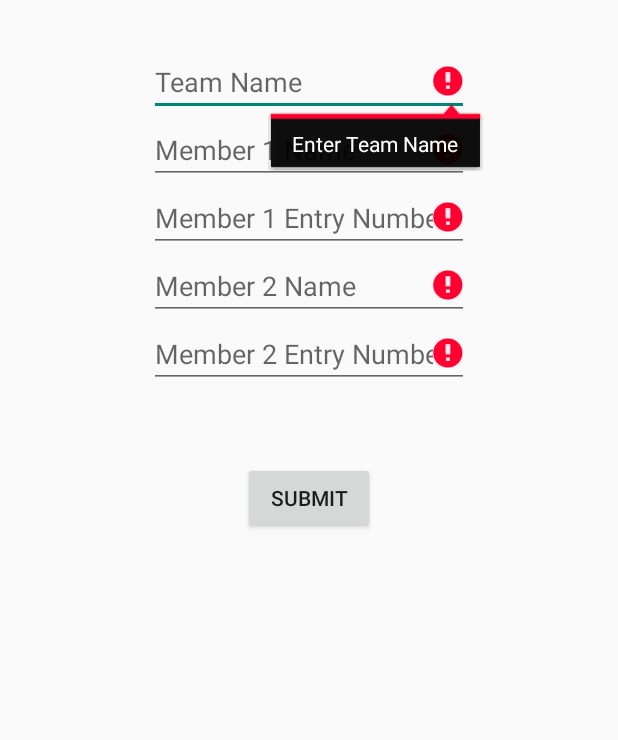
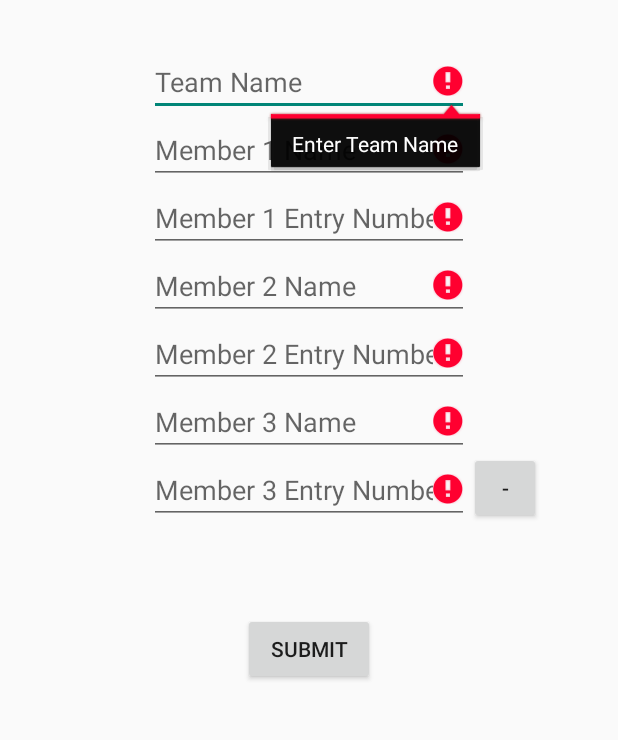
Before and after one commit to SourKream/RegistrationApp, an Android app: the TwoMemberedTeamActivity screen opened directly, with no data from a screen before it, after a tap on "SUBMIT", on a phone screen of 412 x 824 dp, the part 125-865 px from its top. Run offline under Robolectric (Android 15) with nearby library versions, the phone set to English and light mode, and no system bars; 2 statements that could not run were skipped; 1 other tap on this screen came first.

Commit message:
3rd member option added to 2 membered activity, A lot of code modularity, some minor changes

```diff
--- a/RegApp/app/src/main/java/io/github/suragnair/regapp/TwoMemberedTeamActivity.java
+++ b/RegApp/app/src/main/java/io/github/suragnair/regapp/TwoMemberedTeamActivity.java
@@ -1,23 +1,15 @@
 package io.github.suragnair.regapp;
 
-import android.content.Context;
-import android.content.Intent;
-import android.graphics.drawable.AnimationDrawable;
-import android.service.wallpaper.WallpaperService;
 import android.support.v7.app.AppCompatActivity;
 import android.os.Bundle;
 import android.text.Editable;
 import android.text.TextWatcher;
-import android.view.Menu;
 import android.view.View;
-import android.view.inputmethod.EditorInfo;
 import android.widget.AdapterView;
 import android.widget.ArrayAdapter;
 import android.widget.Button;
 import android.widget.EditText;
-import android.widget.ImageView;
 import android.widget.ListView;
-import android.widget.TextView;
 import android.widget.Toast;
 
 import com.android.volley.Request;
@@ -28,10 +20,8 @@ import com.android.volley.toolbox.StringRequest;
 import com.android.volley.toolbox.Volley;
 
 import java.io.BufferedReader;
-import java.io.FileReader;
 import java.io.IOException;
 import java.io.InputStreamReader;
-import java.lang.reflect.Array;
 import java.util.ArrayList;
 import java.util.HashMap;
 import java.util.HashSet;
@@ -59,16 +49,19 @@ public class TwoMemberedTeamActivity extends AppCompatActivity {
     private EditText entry1Field;
     private EditText name2Field;
     private EditText entry2Field;
+    private EditText name3Field;
+    private EditText entry3Field;
 
-    private ListView name1SuggestionsListView;
-    private ListView name2SuggestionsListView;
-    private ArrayAdapter name1SuggestionsListAdapter;
-    private ArrayAdapter name2SuggestionsListAdapter;
     private List<String> name1SuggestionsList = new ArrayList<String>();
     private List<String> name2SuggestionsList = new ArrayList<String>();
+    private List<String> name3SuggestionsList = new ArrayList<String>();
 
     private List<String> StudentNameList = new ArrayList<String>();
     private List<String> StudentEntrynoList = new ArrayList<String>();
+
+    private Button addMemberButton;
+    private Button removeMemberButton;
+    private int noOfMembers = 2;
 
     @Override
     protected void onCreate(Bundle savedInstanceState) {
@@ -81,110 +74,30 @@ public class TwoMemberedTeamActivity extends AppCompatActivity {
         entry1Field = (EditText) findViewById(R.id.entry1Field);
         name2Field = (EditText) findViewById(R.id.name2Field);
         entry2Field = (EditText) findViewById(R.id.entry2Field);
+        name3Field = (EditText) findViewById(R.id.name3Field);
+        entry3Field = (EditText) findViewById(R.id.entry3Field);
+
+        //Linking Buttons
+        addMemberButton = (Button) findViewById(R.id.addThirdMemberButton);
+        removeMemberButton = (Button) findViewById(R.id.removeThirdMemberButton);
+
+        //Initialising ListViews
+        ListView name1SuggestionsListView = (ListView) findViewById(R.id.name1SuggestionsList);
+        ListView name2SuggestionsListView = (ListView) findViewById(R.id.name2SuggestionsList);
+        ListView name3SuggestionsListView = (ListView) findViewById(R.id.name3SuggestionsList);
+
+        //Initialising Array Adapters
+        ArrayAdapter name1SuggestionsListAdapter = new ArrayAdapter(this, R.layout.activity_listview, name1SuggestionsList);
+        ArrayAdapter name2SuggestionsListAdapter = new ArrayAdapter(this, R.layout.activity_listview, name2SuggestionsList);
+        ArrayAdapter name3SuggestionsListAdapter = new ArrayAdapter(this, R.layout.activity_listview, name3SuggestionsList);
+
+        // Set Listeners to EditTexts and ListViews
+        initialiseNameSuggestionsList(name1Field, entry1Field, name1SuggestionsListView, name1SuggestionsList, name1SuggestionsListAdapter);
+        initialiseNameSuggestionsList(name2Field, entry2Field, name2SuggestionsListView, name2SuggestionsList, name2SuggestionsListAdapter);
+        initialiseNameSuggestionsList(name3Field, entry3Field, name3SuggestionsListView, name3SuggestionsList, name3SuggestionsListAdapter);
 
         //Initialising Request Queue
         requestQueue = Volley.newRequestQueue(this);
-
-        //Setting live background
-//        ImageView ivLoader = (ImageView) findViewById(R.id.IVloadinganimation);
-//        ivLoader.setBackgroundResource(R.layout.live_bg);
-
-//        AnimationDrawable frameAnimation = (AnimationDrawable) ivLoader.getBackground();
-//        frameAnimation.start();
-
-        //Initialising List View
-        name1SuggestionsListAdapter = new ArrayAdapter(this, R.layout.activity_listview, name1SuggestionsList);
-        name1SuggestionsListView = (ListView) findViewById(R.id.name1SuggestionsList);
-        name1SuggestionsListView.setAdapter(name1SuggestionsListAdapter);
-        name2SuggestionsListAdapter = new ArrayAdapter(this, R.layout.activity_listview, name2SuggestionsList);
-        name2SuggestionsListView = (ListView) findViewById(R.id.name2SuggestionsList);
-        name2SuggestionsListView.setAdapter(name2SuggestionsListAdapter);
-
-        //EditText On Focus Listener
-        name1Field.setOnFocusChangeListener(new View.OnFocusChangeListener() {
-            @Override
-            public void onFocusChange(View v, boolean hasFocus) {
-                if (hasFocus) {
-                    name1SuggestionsListView.setVisibility(ListView.VISIBLE);
-                } else {
-                    name1SuggestionsListView.setVisibility(ListView.GONE);
-                }
-            }
-        });
-        name2Field.setOnFocusChangeListener(new View.OnFocusChangeListener() {
-            @Override
-            public void onFocusChange(View v, boolean hasFocus) {
-                if (hasFocus) {
-                    name2SuggestionsListView.setVisibility(ListView.VISIBLE);
-                } else {
-                    name2SuggestionsListView.setVisibility(ListView.GONE);
-                }
-            }
-        });
-
-        //TextChange Listener for Name Fields
-        name1Field.addTextChangedListener(new TextWatcher() {
-            @Override
-            public void beforeTextChanged(CharSequence s, int start, int count, int after) {
-
-            }
-
-            @Override
-            public void onTextChanged(CharSequence s, int start, int before, int count) {
-                name1SuggestionsList.clear();
-                if(s.length()>2) {
-                    name1SuggestionsList.addAll(suggestStudents(s.toString()));
-                    while (name1SuggestionsList.size() > 3)
-                        name1SuggestionsList.remove(name1SuggestionsList.size() - 1);
-                }
-                name1SuggestionsListAdapter.notifyDataSetChanged();
-            }
-
-            @Override
-            public void afterTextChanged(Editable s) {
-
-            }
-        });
-        name2Field.addTextChangedListener(new TextWatcher() {
-            @Override
-            public void beforeTextChanged(CharSequence s, int start, int count, int after) {
-
-            }
-
-            @Override
-            public void onTextChanged(CharSequence s, int start, int before, int count) {
-                name2SuggestionsList.clear();
-                if (s.length() > 2) {
-                    name2SuggestionsList.addAll(suggestStudents(s.toString()));
-                    while (name2SuggestionsList.size() > 3)
-                        name2SuggestionsList.remove(name2SuggestionsList.size() - 1);
-                }
-                name2SuggestionsListAdapter.notifyDataSetChanged();
-            }
-
-            @Override
-            public void afterTextChanged(Editable s) {
-
-            }
-        });
-
-        //OnClick Listener for ListViews
-        name1SuggestionsListView.setOnItemClickListener(new AdapterView.OnItemClickListener() {
-            @Override
-            public void onItemClick(AdapterView<?> parent, View view, int position, long id) {
-                name1Field.clearFocus();
-                entry1Field.setText(StudentEntrynoList.get(StudentNameList.indexOf(name1SuggestionsList.get(position))));
-                name1Field.setText(name1SuggestionsList.get(position));
-            }
-        });
-        name2SuggestionsListView.setOnItemClickListener(new AdapterView.OnItemClickListener() {
-            @Override
-            public void onItemClick(AdapterView<?> parent, View view, int position, long id) {
-                name2Field.clearFocus();
-                entry2Field.setText(StudentEntrynoList.get(StudentNameList.indexOf(name2SuggestionsList.get(position))));
-                name2Field.setText(name2SuggestionsList.get(position));
-            }
-        });
 
         //Load EntryNO Database
         loadEntryNoDataFromTextFile();
@@ -198,6 +111,8 @@ public class TwoMemberedTeamActivity extends AppCompatActivity {
         final String entry1 = entry1Field.getText().toString();
         final String name2 = name2Field.getText().toString();
         final String entry2 = entry2Field.getText().toString();
+        final String name3 = name3Field.getText().toString();
+        final String entry3 = entry3Field.getText().toString();
 
         boolean ERROR_FLAG = false;
 
@@ -227,6 +142,20 @@ public class TwoMemberedTeamActivity extends AppCompatActivity {
             ERROR_FLAG = true;
         }
 
+        if (noOfMembers==3)
+        {
+            if(name3.matches(""))
+            {
+                name3Field.setError("Enter Name");
+                ERROR_FLAG = true;
+            }
+            if(!isValidEntryNo(entry3))
+            {
+                entry3Field.setError("Invalid Entry No");
+                ERROR_FLAG = true;
+            }
+        }
+
         if (ERROR_FLAG) {
             return;
         }
@@ -252,8 +181,8 @@ public class TwoMemberedTeamActivity extends AppCompatActivity {
                 params.put(KEY_NAME1,name1);
                 params.put(KEY_ENTRY2,entry2);
                 params.put(KEY_NAME2,name2);
-                params.put(KEY_ENTRY3,"");
-                params.put(KEY_NAME3,"");
+                params.put(KEY_ENTRY3,entry3);
+                params.put(KEY_NAME3,name3);
                 return params;
             }
         };
@@ -340,5 +269,80 @@ public class TwoMemberedTeamActivity extends AppCompatActivity {
         return suggestions;
     }
 
+    public void addMemberClicked(View view) {
+        name3Field.setVisibility(View.VISIBLE);
+        entry3Field.setVisibility(View.VISIBLE);
+        removeMemberButton.setVisibility(View.VISIBLE);
+        addMemberButton.setVisibility(View.GONE);
+        noOfMembers = 3;
+    }
 
+    public void removeMemberClicked(View view) {
+        name3Field.setVisibility(View.GONE);
+        entry3Field.setVisibility(View.GONE);
+        removeMemberButton.setVisibility(View.GONE);
+        addMemberButton.setVisibility(View.VISIBLE);
+        noOfMembers = 2;
+        name3Field.setText("");
+        entry3Field.setText("");
+        name3Field.setError(null);
+        entry3Field.setError(null);
+    }
+
+    private void initialiseNameSuggestionsList (final EditText nameField,
+                                                final EditText entryField,
+                                                final ListView nameSuggestionsListView,
+                                                final List<String> nameSuggestionsList,
+                                                final ArrayAdapter nameSuggestionsListAdapter) {
+
+        // Assign Adapter to ListView
+        nameSuggestionsListView.setAdapter(nameSuggestionsListAdapter);
+
+        // Set OnFocusChangeListener to EditText to toggle ListView visibility
+        nameField.setOnFocusChangeListener(new View.OnFocusChangeListener() {
+            @Override
+            public void onFocusChange(View v, boolean hasFocus) {
+                if (hasFocus) {
+                    nameSuggestionsListView.setVisibility(View.VISIBLE);
+                } else {
+                    nameSuggestionsListView.setVisibility(View.GONE);
+                }
+            }
+        });
+
+        // Set TextChangeListener to EditText to repopulate ListView
+        nameField.addTextChangedListener(new TextWatcher() {
+            @Override
+            public void beforeTextChanged(CharSequence s, int start, int count, int after) {
+
+            }
+
+            @Override
+            public void onTextChanged(CharSequence s, int start, int before, int count) {
+                nameSuggestionsList.clear();
+                if (s.length() > 2) {
+                    nameSuggestionsList.addAll(suggestStudents(s.toString()));
+                    while (nameSuggestionsList.size() > 3)
+                        nameSuggestionsList.remove(nameSuggestionsList.size() - 1);
+                }
+                nameSuggestionsListAdapter.notifyDataSetChanged();
+            }
+
+            @Override
+            public void afterTextChanged(Editable s) {
+
+            }
+        });
+
+        // Set OnItemClickListener to ListView
+        nameSuggestionsListView.setOnItemClickListener(new AdapterView.OnItemClickListener() {
+            @Override
+            public void onItemClick(AdapterView<?> parent, View view, int position, long id) {
+                nameField.clearFocus();
+                entryField.setText(StudentEntrynoList.get(StudentNameList.indexOf(nameSuggestionsList.get(position))));
+                nameField.setText(nameSuggestionsList.get(position));
+                entryField.setError(null);
+            }
+        });
+    }
 }
--- a/RegApp/app/src/main/res/layout/two_membered_team.xml
+++ b/RegApp/app/src/main/res/layout/two_membered_team.xml
@@ -5,19 +5,19 @@
     android:layout_width="match_parent"
     android:layout_height="match_parent"
     tools:context="io.github.suragnair.regapp.MainActivity">
-    <ImageView
+<!--    <ImageView
         android:id="@+id/IVloadinganimation"
         android:layout_width="match_parent"
         android:layout_height="match_parent"
         android:layout_gravity="center"
         android:adjustViewBounds="true"
-        />
+        /> -->
 
     <TextView
         android:layout_width="wrap_content"
         android:layout_height="wrap_content"
         android:textAppearance="?android:attr/textAppearanceLarge"
-        android:text="COP290 Team Registration"
+        android:text="@string/app_heading"
         android:id="@+id/textView"
         android:layout_alignParentTop="true"
         android:layout_centerHorizontal="true"
@@ -27,7 +27,7 @@
         android:layout_width="wrap_content"
         android:layout_height="wrap_content"
         android:inputType="textPersonName"
-        android:hint="Team Name"
+        android:hint="@string/team_name"
         android:ems="10"
         android:id="@+id/teamnameField"
         android:layout_marginTop="32dp"
@@ -38,7 +38,7 @@
         android:layout_width="wrap_content"
         android:layout_height="wrap_content"
         android:inputType="textPersonName"
-        android:hint="Member 1 Name"
+        android:hint="@string/member_1_name"
         android:ems="10"
         android:id="@+id/name1Field"
         android:layout_below="@+id/teamnameField"
@@ -48,7 +48,7 @@
         android:layout_width="wrap_content"
         android:layout_height="wrap_content"
         android:inputType="textPersonName"
-        android:hint="Member 1 Entry Number"
+        android:hint="@string/member_1_entryno"
         android:ems="10"
         android:id="@+id/entry1Field"
         android:layout_below="@+id/name1Field"
@@ -58,7 +58,7 @@
         android:layout_width="wrap_content"
         android:layout_height="wrap_content"
         android:inputType="textPersonName"
-        android:hint="Member 2 Name"
+        android:hint="@string/member_2_name"
         android:ems="10"
         android:id="@+id/name2Field"
         android:layout_below="@+id/entry1Field"
@@ -68,20 +68,66 @@
         android:layout_width="wrap_content"
         android:layout_height="wrap_content"
         android:inputType="textPersonName"
-        android:hint="Member 2 Entry Number"
+        android:hint="@string/member_2_entryno"
         android:ems="10"
         android:id="@+id/entry2Field"
         android:layout_below="@+id/name2Field"
         android:layout_centerHorizontal="true" />
 
+    <EditText
+        android:layout_width="wrap_content"
+        android:layout_height="wrap_content"
+        android:inputType="textPersonName"
+        android:hint="@string/member_3_name"
+        android:ems="10"
+        android:id="@+id/name3Field"
+        android:layout_below="@+id/entry2Field"
+        android:layout_centerHorizontal="true"
+        android:text=""
+        android:visibility="gone"/>
+
+    <EditText
+        android:layout_width="wrap_content"
+        android:layout_height="wrap_content"
+        android:inputType="textPersonName"
+        android:hint="@string/member_3_entryno"
+        android:ems="10"
+        android:id="@+id/entry3Field"
+        android:layout_below="@+id/name3Field"
+        android:layout_centerHorizontal="true"
+        android:text=""
+        android:visibility="gone"/>
+
+    <Button
+        style="?android:attr/buttonStyleSmall"
+        android:layout_width="wrap_content"
+        android:layout_height="wrap_content"
+        android:text="-"
+        android:id="@+id/removeThirdMemberButton"
+        android:layout_alignBottom="@+id/entry3Field"
+        android:layout_toEndOf="@+id/name3Field"
+        android:visibility="gone"
+        android:onClick="removeMemberClicked"/>
+
     <Button
         android:layout_width="wrap_content"
         android:layout_height="wrap_content"
-        android:text="Submit"
+        android:text="Add Member"
+        android:id="@+id/addThirdMemberButton"
+        android:layout_below="@+id/entry2Field"
+        android:layout_centerHorizontal="true"
+        android:layout_marginTop="44dp"
+        android:visibility="visible"
+        android:onClick="addMemberClicked"/>
+
+    <Button
+        android:layout_width="wrap_content"
+        android:layout_height="wrap_content"
+        android:text="@string/submit"
         android:id="@+id/button"
         android:layout_below="@+id/entry2Field"
         android:layout_centerHorizontal="true"
-        android:layout_marginTop="49dp"
+        android:layout_marginTop="150dp"
         android:onClick="submit_button" />
 
     <ListView
@@ -102,6 +148,16 @@
         android:layout_alignStart="@+id/name2Field"
         android:visibility="gone"/>
 
+    <ListView
+        android:layout_width="wrap_content"
+        android:layout_height="wrap_content"
+        android:id="@+id/name3SuggestionsList"
+        android:layout_below="@+id/name3Field"
+        android:layout_alignEnd="@+id/name3Field"
+        android:layout_alignStart="@+id/name3Field"
+        android:visibility="gone"/>
+
+
     <!-- android:shadowColor="#7F000000"
      android:shadowDx="1"
      android:shadowDy="1"
--- a/RegApp/app/src/main/res/values/strings.xml
+++ b/RegApp/app/src/main/res/values/strings.xml
@@ -1,3 +1,12 @@
 <resources>
     <string name="app_name">RegApp</string>
+    <string name="app_heading">COP290 Team Registration</string>
+    <string name="team_name">Team Name</string>
+    <string name="member_1_name">Member 1 Name</string>
+    <string name="member_1_entryno">Member 1 Entry Number</string>
+    <string name="member_2_name">Member 2 Name</string>
+    <string name="member_2_entryno">Member 2 Entry Number</string>
+    <string name="member_3_name">Member 3 Name</string>
+    <string name="member_3_entryno">Member 3 Entry Number</string>
+    <string name="submit">Submit</string>
 </resources>
```
Also changed, not shown: RegApp/app/src/main/res/layout/live_bg.xml (deleted, +0 -55 lines), RegApp/app/src/main/res/layout/live_bg2.xml (deleted, +0 -96 lines), RegApp/app/src/main/res/layout/three_membered_team.xml (+11 -11 lines).
